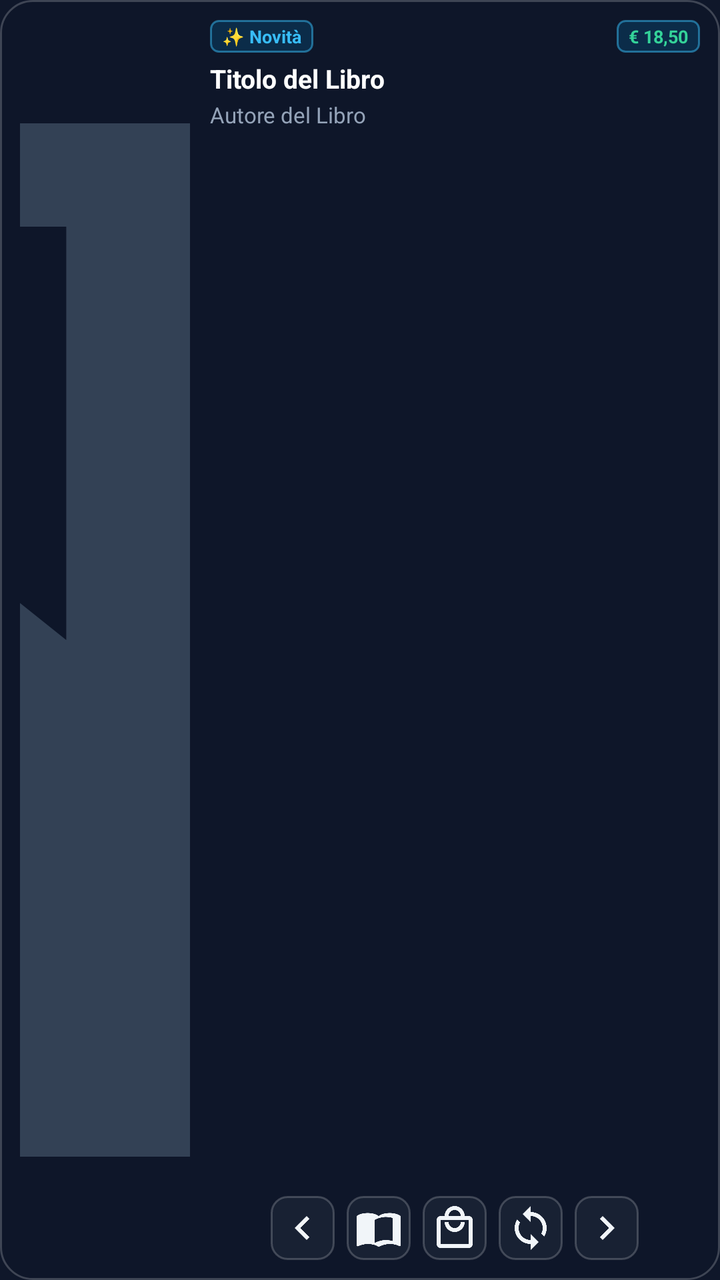
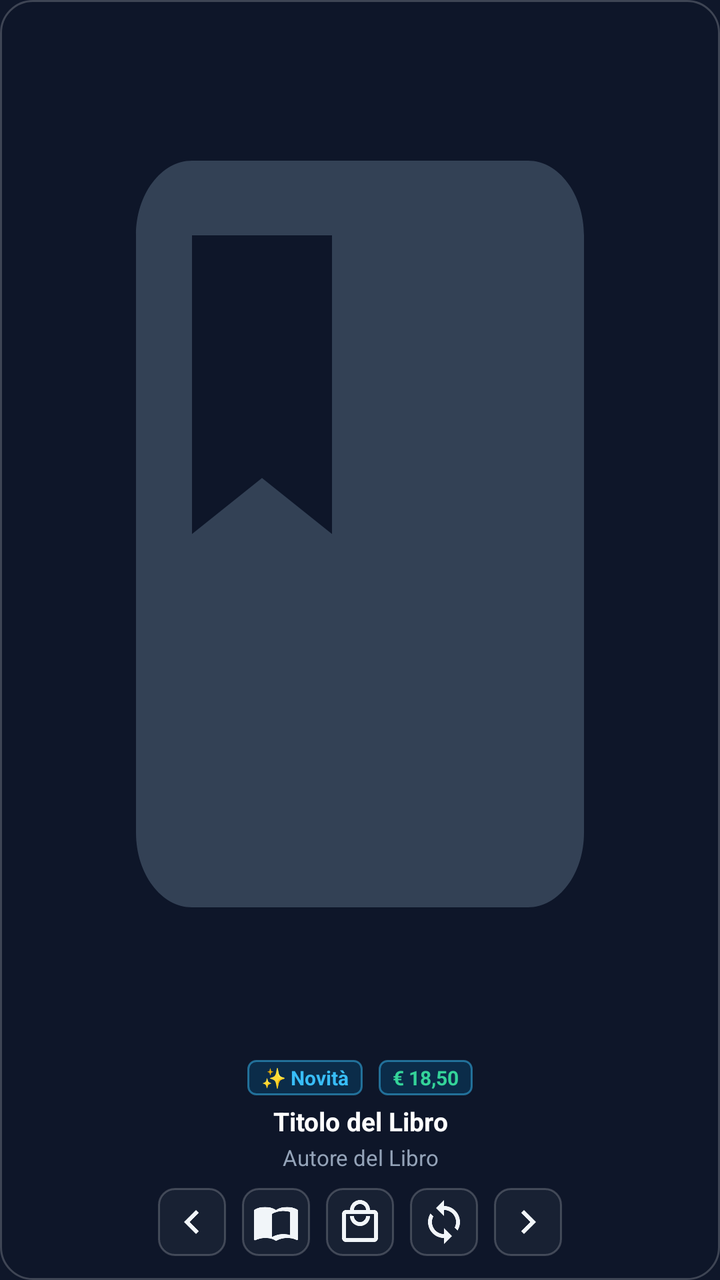

Two renders of the same Android screen: before a commit and after it. Below are the layout's source before the change and the commit's diff.
<!-- AndroidManifest.xml: application theme Theme.BookRadar -->
<!-- res/layout/widget_book_radar.xml -->
<?xml version="1.0" encoding="utf-8"?>
<LinearLayout xmlns:android="http://schemas.android.com/apk/res/android"
    android:layout_width="match_parent"
    android:layout_height="match_parent"
    android:background="@drawable/bg_widget"
    android:orientation="horizontal"
    android:padding="10dp"
    android:gravity="center_vertical">

    
    <ImageView
        android:id="@+id/widget_book_cover"
        android:layout_width="85dp"
        android:layout_height="match_parent"
        android:layout_marginEnd="10dp"
        android:scaleType="centerCrop"
        android:src="@drawable/ic_book_placeholder"
        android:contentDescription="Copertina Libro" />

    
    <LinearLayout
        android:layout_width="0dp"
        android:layout_height="match_parent"
        android:layout_weight="1"
        android:orientation="vertical">

        
        <LinearLayout
            android:layout_width="match_parent"
            android:layout_height="wrap_content"
            android:orientation="horizontal"
            android:gravity="center_vertical">

            <TextView
                android:id="@+id/widget_book_badge"
                android:layout_width="wrap_content"
                android:layout_height="wrap_content"
                android:background="@drawable/bg_badge"
                android:paddingHorizontal="6dp"
                android:paddingVertical="2dp"
                android:text="✨ Novità"
                android:textColor="#38BDF8"
                android:textSize="9sp"
                android:textStyle="bold" />

            <FrameLayout
                android:layout_width="0dp"
                android:layout_height="1dp"
                android:layout_weight="1" />

            <TextView
                android:id="@+id/widget_book_price"
                android:layout_width="wrap_content"
                android:layout_height="wrap_content"
                android:background="@drawable/bg_badge"
                android:paddingHorizontal="6dp"
                android:paddingVertical="2dp"
                android:text="€ 18,50"
                android:textColor="#34D399"
                android:textSize="9sp"
                android:textStyle="bold" />
        </LinearLayout>

        
        <TextView
            android:id="@+id/widget_book_title"
            android:layout_width="match_parent"
            android:layout_height="wrap_content"
            android:layout_marginTop="4dp"
            android:ellipsize="end"
            android:maxLines="2"
            android:text="Titolo del Libro"
            android:textColor="#FFFFFF"
            android:textSize="13sp"
            android:textStyle="bold" />

        
        <TextView
            android:id="@+id/widget_book_author"
            android:layout_width="match_parent"
            android:layout_height="wrap_content"
            android:layout_marginTop="2dp"
            android:ellipsize="end"
            android:maxLines="1"
            android:text="Autore del Libro"
            android:textColor="#94A3B8"
            android:textSize="11sp" />

        
        <FrameLayout
            android:layout_width="match_parent"
            android:layout_height="0dp"
            android:layout_weight="1" />

        
        <LinearLayout
            android:layout_width="match_parent"
            android:layout_height="wrap_content"
            android:orientation="horizontal"
            android:gravity="center"
            android:layout_marginTop="4dp">

            <ImageButton
                android:id="@+id/widget_btn_prev"
                android:layout_width="32dp"
                android:layout_height="32dp"
                android:background="@drawable/bg_widget_btn"
                android:src="@drawable/ic_prev"
                android:padding="4dp"
                android:contentDescription="Precedente" />

            <ImageButton
                android:id="@+id/widget_btn_goodreads"
                android:layout_width="32dp"
                android:layout_height="32dp"
                android:layout_marginStart="6dp"
                android:background="@drawable/bg_widget_btn"
                android:src="@drawable/ic_goodreads"
                android:padding="6dp"
                android:contentDescription="Goodreads" />

            <ImageButton
                android:id="@+id/widget_btn_amazon"
                android:layout_width="32dp"
                android:layout_height="32dp"
                android:layout_marginStart="6dp"
                android:background="@drawable/bg_widget_btn"
                android:src="@drawable/ic_amazon"
                android:padding="6dp"
                android:contentDescription="Amazon" />

            <ImageButton
                android:id="@+id/widget_btn_sync"
                android:layout_width="32dp"
                android:layout_height="32dp"
                android:layout_marginStart="6dp"
                android:background="@drawable/bg_widget_btn"
                android:src="@drawable/ic_sync"
                android:padding="6dp"
                android:contentDescription="Sincronizza" />

            <ImageButton
                android:id="@+id/widget_btn_next"
                android:layout_width="32dp"
                android:layout_height="32dp"
                android:layout_marginStart="6dp"
                android:background="@drawable/bg_widget_btn"
                android:src="@drawable/ic_next"
                android:padding="4dp"
                android:contentDescription="Successivo" />
        </LinearLayout>

    </LinearLayout>

</LinearLayout>
<!-- resources referenced by this layout -->
<resources>
  <!-- drawable bg_badge (drawable) -->
  <?xml version="1.0" encoding="utf-8"?>
  <shape xmlns:android="http://schemas.android.com/apk/res/android"
      android:shape="rectangle">
      <solid android:color="#330284C7" />
      <stroke
          android:width="1dp"
          android:color="#8038BDF8" />
      <corners android:radius="4dp" />
  </shape>
  <!-- drawable bg_widget (drawable) -->
  <?xml version="1.0" encoding="utf-8"?>
  <shape xmlns:android="http://schemas.android.com/apk/res/android"
      android:shape="rectangle">
      <solid android:color="#E60F172A" />
      <stroke
          android:width="1dp"
          android:color="#33FFFFFF" />
      <corners android:radius="16dp" />
  </shape>
  <!-- drawable bg_widget_btn (drawable) -->
  <?xml version="1.0" encoding="utf-8"?>
  <shape xmlns:android="http://schemas.android.com/apk/res/android"
      android:shape="rectangle">
      <solid android:color="#991E293B" />
      <stroke
          android:width="1dp"
          android:color="#33FFFFFF" />
      <corners android:radius="8dp" />
  </shape>
  <!-- drawable ic_amazon (drawable) -->
  <vector xmlns:android="http://schemas.android.com/apk/res/android"
      android:width="24dp"
      android:height="24dp"
      android:viewportWidth="24"
      android:viewportHeight="24">
      <path
          android:fillColor="#F1F5F9"
          android:pathData="M19,6h-2c0,-2.76 -2.24,-5 -5,-5S7,3.24 7,6H5c-1.1,0 -2,0.9 -2,2v12c0,1.1 0.9,2 2,2h14c1.1,0 2,-0.9 2,-2V8c0,-1.1 -0.9,-2 -2,-2zM12,3c1.66,0 3,1.34 3,3H9c0,-1.66 1.34,-3 3,-3zm7,17H5V8h14v12zm-7,-8c-1.66,0 -3,-1.34 -3,-3H7c0,2.76 2.24,5 5,5s5,-2.24 5,-5h-2c0,1.66 -1.34,3 -3,3z" />
  </vector>
  <!-- drawable ic_book_placeholder (drawable) -->
  <vector xmlns:android="http://schemas.android.com/apk/res/android"
      android:width="120dp"
      android:height="160dp"
      android:viewportWidth="24"
      android:viewportHeight="24">
      <path
          android:fillColor="#334155"
          android:pathData="M18,2H6c-1.1,0 -2,0.9 -2,2v16c0,1.1 0.9,2 2,2h12c1.1,0 2,-0.9 2,-2V4c0,-1.1 -0.9,-2 -2,-2zM6,4h5v8l-2.5,-1.5L6,12V4z" />
  </vector>
  <!-- drawable ic_next (drawable) -->
  <vector xmlns:android="http://schemas.android.com/apk/res/android"
      android:width="24dp"
      android:height="24dp"
      android:viewportWidth="24"
      android:viewportHeight="24">
      <path
          android:fillColor="#F1F5F9"
          android:pathData="M10,6L8.59,7.41 13.17,12l-4.58,4.59L10,18l6,-6z" />
  </vector>
  <!-- drawable ic_prev (drawable) -->
  <vector xmlns:android="http://schemas.android.com/apk/res/android"
      android:width="24dp"
      android:height="24dp"
      android:viewportWidth="24"
      android:viewportHeight="24">
      <path
          android:fillColor="#F1F5F9"
          android:pathData="M15.41,7.41L14,6l-6,6 6,6 1.41,-1.41L10.83,12z" />
  </vector>
  <!-- drawable ic_sync (drawable) -->
  <vector xmlns:android="http://schemas.android.com/apk/res/android"
      android:width="24dp"
      android:height="24dp"
      android:viewportWidth="24"
      android:viewportHeight="24">
      <path
          android:fillColor="#F1F5F9"
          android:pathData="M12,4V1L8,5l4,4V6c3.31,0 6,2.69 6,6 0,1.01 -0.25,1.97 -0.7,2.8l1.46,1.46C19.54,15.03 20,13.57 20,12c0,-4.42 -3.58,-8 -8,-8zm0,14c-3.31,0 -6,-2.69 -6,-6 0,-1.01 0.25,-1.97 0.7,-2.8L5.24,7.74C4.46,8.97 4,10.43 4,12c0,4.42 3.58,8 8,8v3l4,-4 -4,-4v3z" />
  </vector>
  <style name="Theme.BookRadar" parent="Theme.Material3.Dark.NoActionBar">
          <item name="colorPrimary">@color/primary</item>
          <item name="colorSecondary">@color/secondary</item>
          <item name="android:windowBackground">@color/background_dark</item>
          <item name="android:statusBarColor">@color/background_dark</item>
      </style>
  <color name="primary">#0284C7</color>
  <color name="secondary">#38BDF8</color>
  <color name="background_dark">#0F172A</color>
</resources>

<!-- the commit's change to res/layout/widget_book_radar.xml (unified diff, before → after) -->
@@ -3,153 +3,139 @@
     android:layout_width="match_parent"
     android:layout_height="match_parent"
     android:background="@drawable/bg_widget"
-    android:orientation="horizontal"
-    android:padding="10dp"
-    android:gravity="center_vertical">
+    android:orientation="vertical"
+    android:padding="12dp"
+    android:gravity="center_horizontal">
 
     
     <ImageView
         android:id="@+id/widget_book_cover"
-        android:layout_width="85dp"
-        android:layout_height="match_parent"
-        android:layout_marginEnd="10dp"
-        android:scaleType="centerCrop"
+        android:layout_width="match_parent"
+        android:layout_height="0dp"
+        android:layout_weight="1"
+        android:scaleType="fitCenter"
+        android:adjustViewBounds="true"
         android:src="@drawable/ic_book_placeholder"
-        android:contentDescription="Copertina Libro" />
+        android:contentDescription="Copertina Libro"
+        android:layout_marginBottom="8dp" />
 
     
     <LinearLayout
-        android:layout_width="0dp"
-        android:layout_height="match_parent"
-        android:layout_weight="1"
-        android:orientation="vertical">
+        android:layout_width="wrap_content"
+        android:layout_height="wrap_content"
+        android:orientation="horizontal"
+        android:gravity="center_vertical"
+        android:layout_marginBottom="4dp">
 
-        
-        <LinearLayout
-            android:layout_width="match_parent"
+        <TextView
+            android:id="@+id/widget_book_badge"
+            android:layout_width="wrap_content"
             android:layout_height="wrap_content"
-            android:orientation="horizontal"
-            android:gravity="center_vertical">
-
-            <TextView
-                android:id="@+id/widget_book_badge"
-                android:layout_width="wrap_content"
-                android:layout_height="wrap_content"
-                android:background="@drawable/bg_badge"
-                android:paddingHorizontal="6dp"
-                android:paddingVertical="2dp"
-                android:text="✨ Novità"
-                android:textColor="#38BDF8"
-                android:textSize="9sp"
-                android:textStyle="bold" />
-
-            <FrameLayout
-                android:layout_width="0dp"
-                android:layout_height="1dp"
-                android:layout_weight="1" />
-
-            <TextView
-                android:id="@+id/widget_book_price"
-                android:layout_width="wrap_content"
-                android:layout_height="wrap_content"
-                android:background="@drawable/bg_badge"
-                android:paddingHorizontal="6dp"
-                android:paddingVertical="2dp"
-                android:text="€ 18,50"
-                android:textColor="#34D399"
-                android:textSize="9sp"
-                android:textStyle="bold" />
-        </LinearLayout>
-
-        
-        <TextView
-            android:id="@+id/widget_book_title"
-            android:layout_width="match_parent"
-            android:layout_height="wrap_content"
-            android:layout_marginTop="4dp"
-            android:ellipsize="end"
-            android:maxLines="2"
-            android:text="Titolo del Libro"
-            android:textColor="#FFFFFF"
-            android:textSize="13sp"
+            android:background="@drawable/bg_badge"
+            android:paddingHorizontal="7dp"
+            android:paddingVertical="2dp"
+            android:text="✨ Novità"
+            android:textColor="#38BDF8"
+            android:textSize="10sp"
             android:textStyle="bold" />
 
-        
         <TextView
-            android:id="@+id/widget_book_author"
-            android:layout_width="match_parent"
+            android:id="@+id/widget_book_price"
+            android:layout_width="wrap_content"
             android:layout_height="wrap_content"
-            android:layout_marginTop="2dp"
-            android:ellipsize="end"
-            android:maxLines="1"
-            android:text="Autore del Libro"
-            android:textColor="#94A3B8"
-            android:textSize="11sp" />
+            android:layout_marginStart="8dp"
+            android:background="@drawable/bg_badge"
+            android:paddingHorizontal="7dp"
+            android:paddingVertical="2dp"
+            android:text="€ 18,50"
+            android:textColor="#34D399"
+            android:textSize="10sp"
+            android:textStyle="bold" />
+    </LinearLayout>
 
-        
-        <FrameLayout
-            android:layout_width="match_parent"
-            android:layout_height="0dp"
-            android:layout_weight="1" />
+    
+    <TextView
+        android:id="@+id/widget_book_title"
+        android:layout_width="match_parent"
+        android:layout_height="wrap_content"
+        android:ellipsize="end"
+        android:gravity="center"
+        android:maxLines="2"
+        android:text="Titolo del Libro"
+        android:textColor="#FFFFFF"
+        android:textSize="13sp"
+        android:textStyle="bold"
+        android:layout_marginBottom="2dp" />
 
-        
-        <LinearLayout
-            android:layout_width="match_parent"
-            android:layout_height="wrap_content"
-            android:orientation="horizontal"
-            android:gravity="center"
-            android:layout_marginTop="4dp">
+    
+    <TextView
+        android:id="@+id/widget_book_author"
+        android:layout_width="match_parent"
+        android:layout_height="wrap_content"
+        android:ellipsize="end"
+        android:gravity="center"
+        android:maxLines="1"
+        android:text="Autore del Libro"
+        android:textColor="#94A3B8"
+        android:textSize="11sp"
+        android:layout_marginBottom="8dp" />
 
-            <ImageButton
-                android:id="@+id/widget_btn_prev"
-                android:layout_width="32dp"
-                android:layout_height="32dp"
-                android:background="@drawable/bg_widget_btn"
-                android:src="@drawable/ic_prev"
-                android:padding="4dp"
-                android:contentDescription="Precedente" />
+    
+    <LinearLayout
+        android:layout_width="wrap_content"
+        android:layout_height="wrap_content"
+        android:orientation="horizontal"
+        android:gravity="center"
+        android:layout_gravity="center_horizontal">
 
-            <ImageButton
-                android:id="@+id/widget_btn_goodreads"
-                android:layout_width="32dp"
-                android:layout_height="32dp"
-                android:layout_marginStart="6dp"
-                android:background="@drawable/bg_widget_btn"
-                android:src="@drawable/ic_goodreads"
-                android:padding="6dp"
-                android:contentDescription="Goodreads" />
+        <ImageButton
+            android:id="@+id/widget_btn_prev"
+            android:layout_width="34dp"
+            android:layout_height="34dp"
+            android:background="@drawable/bg_widget_btn"
+            android:src="@drawable/ic_prev"
+            android:padding="5dp"
+            android:contentDescription="Precedente" />
 
-            <ImageButton
-                android:id="@+id/widget_btn_amazon"
-                android:layout_width="32dp"
-                android:layout_height="32dp"
-                android:layout_marginStart="6dp"
-                android:background="@drawable/bg_widget_btn"
-                android:src="@drawable/ic_amazon"
-                android:padding="6dp"
-                android:contentDescription="Amazon" />
+        <ImageButton
+            android:id="@+id/widget_btn_goodreads"
+            android:layout_width="34dp"
+            android:layout_height="34dp"
+            android:layout_marginStart="8dp"
+            android:background="@drawable/bg_widget_btn"
+            android:src="@drawable/ic_goodreads"
+            android:padding="6dp"
+            android:contentDescription="Goodreads" />
 
-            <ImageButton
-                android:id="@+id/widget_btn_sync"
-                android:layout_width="32dp"
-                android:layout_height="32dp"
-                android:layout_marginStart="6dp"
-                android:background="@drawable/bg_widget_btn"
-                android:src="@drawable/ic_sync"
-                android:padding="6dp"
-                android:contentDescription="Sincronizza" />
+        <ImageButton
+            android:id="@+id/widget_btn_amazon"
+            android:layout_width="34dp"
+            android:layout_height="34dp"
+            android:layout_marginStart="8dp"
+            android:background="@drawable/bg_widget_btn"
+            android:src="@drawable/ic_amazon"
+            android:padding="6dp"
+            android:contentDescription="Store" />
 
-            <ImageButton
-                android:id="@+id/widget_btn_next"
-                android:layout_width="32dp"
-                android:layout_height="32dp"
-                android:layout_marginStart="6dp"
-                android:background="@drawable/bg_widget_btn"
-                android:src="@drawable/ic_next"
-                android:padding="4dp"
-                android:contentDescription="Successivo" />
-        </LinearLayout>
+        <ImageButton
+            android:id="@+id/widget_btn_sync"
+            android:layout_width="34dp"
+            android:layout_height="34dp"
+            android:layout_marginStart="8dp"
+            android:background="@drawable/bg_widget_btn"
+            android:src="@drawable/ic_sync"
+            android:padding="6dp"
+            android:contentDescription="Sincronizza" />
 
+        <ImageButton
+            android:id="@+id/widget_btn_next"
+            android:layout_width="34dp"
+            android:layout_height="34dp"
+            android:layout_marginStart="8dp"
+            android:background="@drawable/bg_widget_btn"
+            android:src="@drawable/ic_next"
+            android:padding="5dp"
+            android:contentDescription="Successivo" />
     </LinearLayout>
 
 </LinearLayout>
